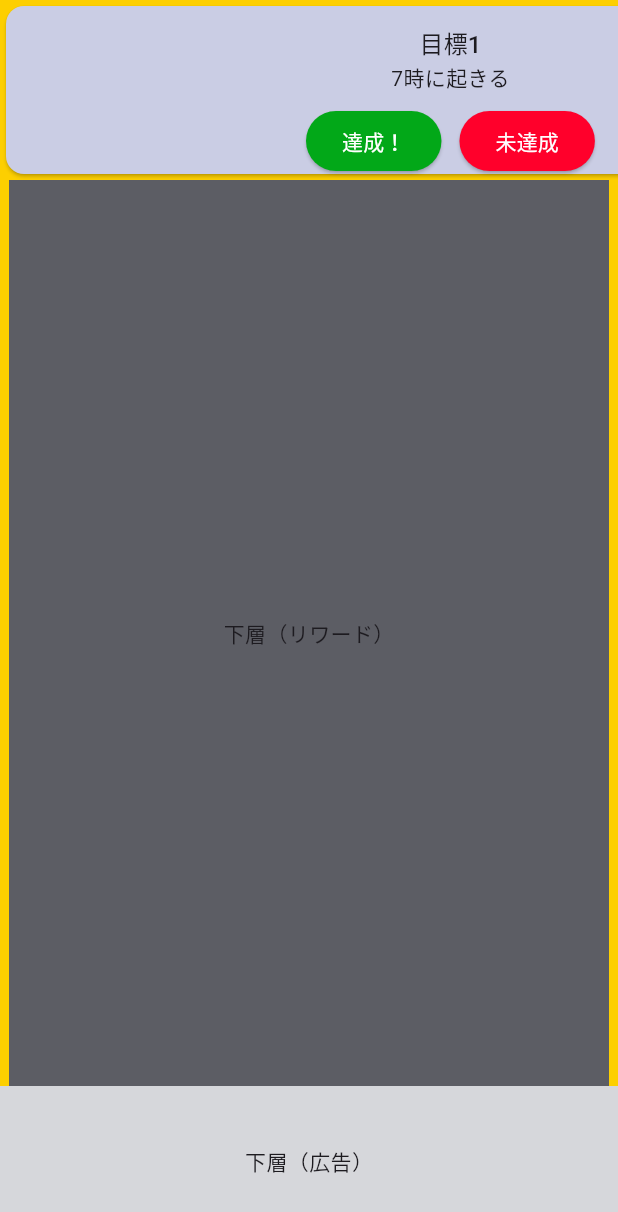
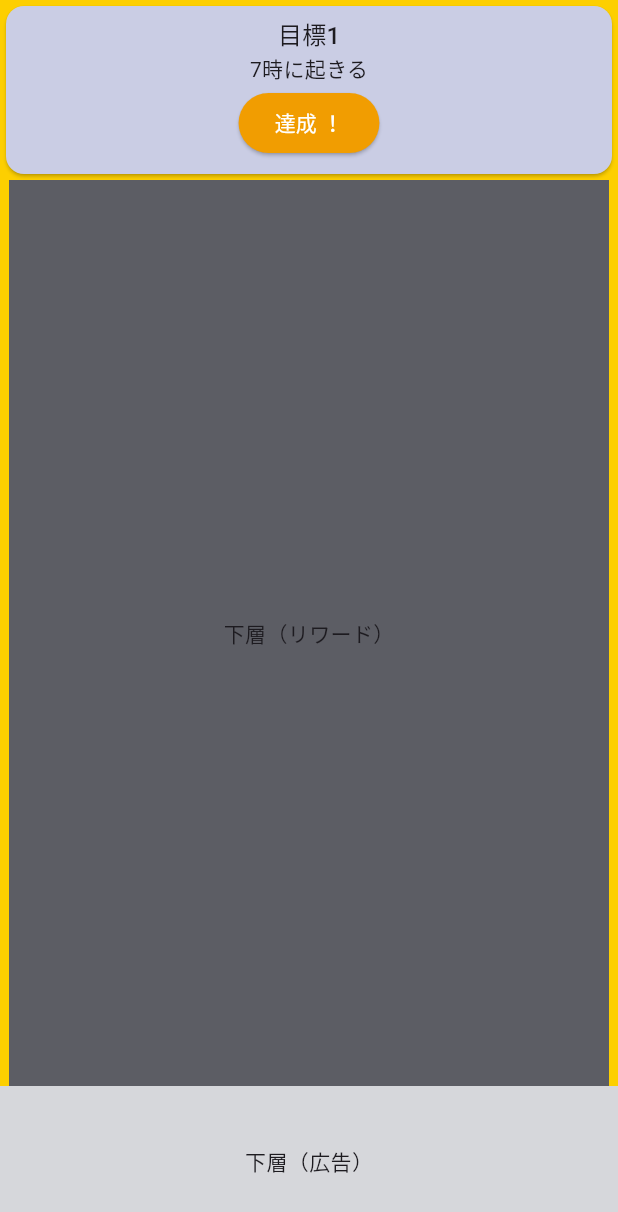
Before and after one commit to flame-grilled-hotdog/routine_app, a Flutter app: the screen it shows after launch, on a phone screen of 412 x 824 dp. Shown: the top 1212 px of the screen. Run offline on Flutter 3.47's test engine with Material 3 defaults, Android fonts, the light colour scheme and no system bars.

Commit message:
目標欄修正（上部バー重ならない、達成ボタン幅調整）

```diff
--- a/lib/screen/main_screen.dart
+++ b/lib/screen/main_screen.dart
@@ -17,7 +17,7 @@ class _MainScreenState extends State<MainScreen> {
     List<GoalEntity> lst = MainScreenApp.getValidGoal;
     return Scaffold(
       backgroundColor: const Color.fromARGB(255, 253, 207, 0),
-      body: Center(child: Column(
+      body: SafeArea(child: Column(
         crossAxisAlignment: CrossAxisAlignment.center,
         children: [
           SizedBox(
@@ -26,8 +26,8 @@ class _MainScreenState extends State<MainScreen> {
             child: ListView(
               scrollDirection: Axis.horizontal,
               children: [
-                for (int i=0; i<lst.length; i++) ...({Panel(num: i+1, child: Text(lst[i].title))}),
-                  Panel(num: 0, child: const Text('')),
+                for (int i=0; i<lst.length; i++) ...({Panel(num: i+1, goalTittle: Text(lst[i].title))}),
+                  Panel(num: 0, goalTittle: const Text('')),
               ]
             )
           ),
@@ -53,20 +53,22 @@ class _MainScreenState extends State<MainScreen> {
 /// 上層部
 class Panel extends StatelessWidget {
   final int num;
-  final Widget child;
+  final Widget goalTittle;
 
-  const Panel({super.key, required this.num, required this.child});
+  const Panel({super.key, required this.num, required this.goalTittle});
 
   @override
   Widget build(BuildContext context) {
-    return Card(
+    return SizedBox(
+      width: MediaQuery.of(context).size.width,
+      child: Card(
         color: const Color.fromARGB(255, 202, 205, 228),
         // elevation: 2,
         child: Padding(
-        padding: const EdgeInsets.symmetric(vertical: 12, horizontal: 200),
+          padding: const EdgeInsets.symmetric(vertical: 6, horizontal: 6),
           child:
             Column(children: [
-            Text(num!=0?'目標$num':'目標設定', style: Theme.of(context).textTheme.titleMedium),
+              Text(num != 0 ? '目標$num' : '目標設定', style: Theme.of(context).textTheme.titleMedium),
 
               if (num==0) ...({
                 const SizedBox(height: 12),
@@ -76,24 +78,16 @@ class Panel extends StatelessWidget {
                   child: const Text('＋'),
                 )
               })else...({
-              Center(child: child),
-              const SizedBox(height: 8),
-              Row(mainAxisAlignment: MainAxisAlignment.center, children: [
+                Center(child: goalTittle),
+                const SizedBox(height: 2),
                     ElevatedButton(
                       onPressed: () {},
-                  style: ElevatedButton.styleFrom(backgroundColor: const Color.fromARGB(255, 2, 168, 24),foregroundColor: Colors.white),
-                  child: const Text('達成！'),
-                ),
-                const SizedBox(width: 12),
-                ElevatedButton(
-                  onPressed: () {},
-                  style: ElevatedButton.styleFrom(backgroundColor: const Color.fromARGB(255, 255, 0, 43),foregroundColor: Colors.white),
-                  child: const Text('未達成'),
+                      style: ElevatedButton.styleFrom(backgroundColor: const Color.fromARGB(255, 241, 157, 1),foregroundColor: Colors.white),
+                      child: const Text('達成 ！'),
                     )
-              ])
               })
           ])
-      )
+      ))
     );
   }
 }
@@ -149,6 +143,7 @@ class _GoalSetState extends State<GoalSet> {
     String num = (MainScreenApp.getValidGoal.length+1).toString().padLeft(5,'0');
     String termInt = term.replaceAll(RegExp(r'[^0-9]'),'');
     GoalEntity goal=GoalEntity(id: 'G$num', title: title, descrip: descrip, times: times, frequency: frequency, term: int.parse(termInt), stime: DateTime.now(), etime: DateTime.now().add(Duration(days: int.parse(termInt))));
+    print("Goal added: $goal");
     MainScreenApp.addGoal(goal);
   }
 }
```
Lines whose indentation alone changed are shown as unchanged.
